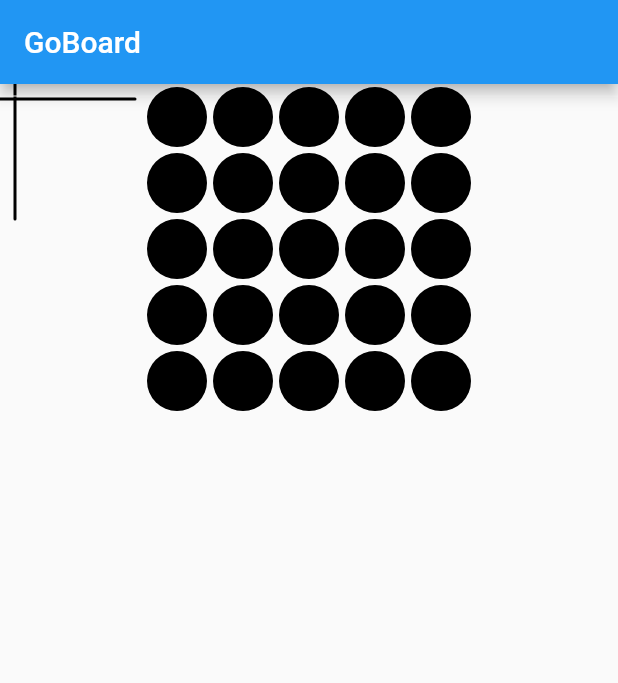
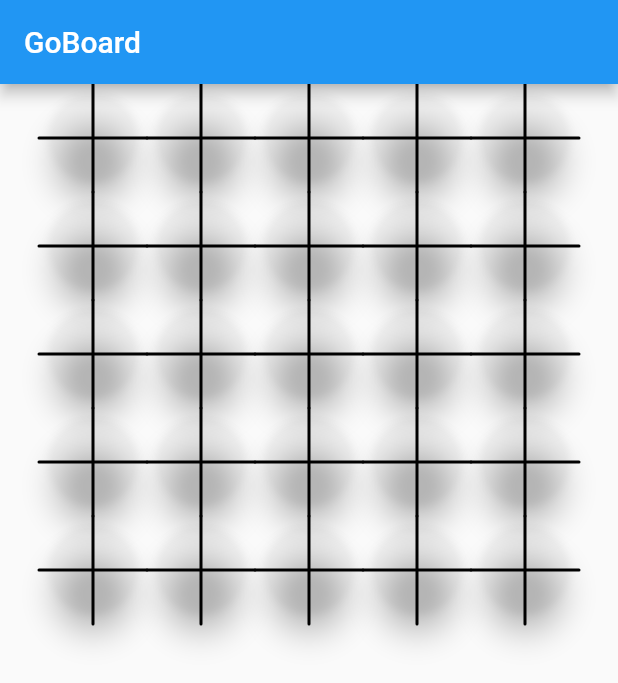
Before and after one commit to Kugl/goboard, a Flutter app: the screen it shows after launch, on a phone screen of 412 x 824 dp. Shown: the top 683 px of the screen. Run offline on Flutter 3.47's test engine with Material 2 defaults, Android fonts, the phone set to English and light mode, and no system bars.

Commit message:
various fixes

```diff
--- /dev/null
+++ b/go_board/lib/cross.dart
@@ -0,0 +1,58 @@
+import 'package:flutter/material.dart';
+
+enum CrossOrientation { left, right }
+
+class Cross extends StatelessWidget {
+  final Widget child;
+  final CrossOrientation orientation;
+  Cross({this.orientation, this.child});
+
+  @override
+  Widget build(BuildContext context) {
+    return Container(
+      child: Stack(children: [
+        CustomPaint(painter: DrawCross(orientation: orientation), child: child),
+      ]),
+    );
+  }
+}
+
+class DrawCross extends CustomPainter {
+  Paint _paint;
+  final CrossOrientation orientation;
+
+  DrawCross({this.orientation}) {
+    _paint = Paint()
+      ..color = Colors.black
+      ..strokeWidth = 2
+      ..strokeCap = StrokeCap.round;
+  }
+
+  @override
+  void paint(Canvas canvas, Size size) {
+    switch (this.orientation) {
+      case CrossOrientation.right:
+        canvas.drawLine(Offset(0, size.height / 2),
+            Offset(size.width / 2, size.height / 2), _paint);
+        canvas.drawLine(Offset(size.width / 2, 0),
+            Offset(size.width / 2, size.height), _paint);
+        break;
+      case CrossOrientation.left:
+        canvas.drawLine(Offset(size.width / 2, size.height / 2),
+            Offset(size.width, size.height / 2), _paint);
+        canvas.drawLine(Offset(size.width / 2, 0),
+            Offset(size.width / 2, size.height), _paint);
+        break;
+      default:
+        canvas.drawLine(Offset(0, size.height / 2),
+            Offset(size.width, size.height / 2), _paint);
+        canvas.drawLine(Offset(size.width / 2, 0),
+            Offset(size.width / 2, size.height), _paint);
+    }
+  }
+
+  @override
+  bool shouldRepaint(CustomPainter oldDelegate) {
+    return false;
+  }
+}
--- a/go_board/lib/draw.dart
+++ /dev/null
@@ -1,39 +0,0 @@
-import 'package:flutter/material.dart';
-
-class Cross extends StatelessWidget {
-  @override
-  Widget build(BuildContext context) {
-    return Expanded(
-      child: Container(
-        child: Stack(children: [
-          CustomPaint(painter: DrawCross()),
-          Divider(
-            color: Colors.white,
-          ),
-        ]),
-      ),
-    );
-  }
-}
-
-class DrawCross extends CustomPainter {
-  Paint _paint;
-
-  DrawCross() {
-    _paint = Paint()
-      ..color = Colors.black
-      ..strokeWidth = 2
-      ..strokeCap = StrokeCap.round;
-  }
-
-  @override
-  void paint(Canvas canvas, Size size) {
-    canvas.drawLine(Offset(-90.0, 10.0), Offset(90.0, 10.0), _paint);
-    canvas.drawLine(Offset(10.0, -90.0), Offset(10.0, 90.0), _paint);
-  }
-
-  @override
-  bool shouldRepaint(CustomPainter oldDelegate) {
-    return false;
-  }
-}
--- a/go_board/lib/main.dart
+++ b/go_board/lib/main.dart
@@ -1,6 +1,6 @@
 import 'package:flutter/material.dart';
 
-import 'draw.dart';
+import 'cross.dart';
 
 void main() {
   runApp(MyApp());
@@ -13,13 +13,97 @@ class MyApp extends StatelessWidget {
     return MaterialApp(
       title: 'GoBoard',
       home: Scaffold(
-          appBar: AppBar(
-            title: Text("GoBoard"),
+        appBar: AppBar(
+          title: Text("GoBoard"),
+        ),
+        body: Stack(children: [
+          Game(),
+        ]),
+      ),
+    );
+  }
+}
+
+enum StoneColor { black, white, none }
+
+class Stone extends StatelessWidget {
+  StoneColor color;
+  BoardCoordiante coordinates;
+  List<BoardCoordiante> neighbors;
+  Stone({this.color = StoneColor.none, @required this.coordinates});
+  defineNeighbors() {}
+  Color pickStoneColor(StoneColor col) {
+    switch (col) {
+      case StoneColor.black:
+        return Colors.black;
+        break;
+      case StoneColor.white:
+        return Colors.white;
+        break;
+      default:
+        return Colors.transparent;
+    }
+  }
+
+  @override
+  Widget build(BuildContext context) {
+    return FloatingActionButton(
+      backgroundColor: pickStoneColor(color),
+      //TODO: change first 8 to null
+      elevation: (color == StoneColor.none) ? 8 : 8,
+      onPressed: () {},
+    );
+  }
+}
+
+class BoardCoordiante {
+  int xcoordinate;
+  int ycoordinate;
+  BoardCoordiante(this.xcoordinate, this.ycoordinate);
+}
+
+class Game extends StatefulWidget {
+  @override
+  _GameState createState() => _GameState();
+}
+
+class _GameState extends State<Game> {
+  int boardSize = 9;
+  Map<BoardCoordiante, Stone> boardState = Map<BoardCoordiante, Stone>();
+  @override
+  Widget build(BuildContext context) {
+    print("I got here");
+    for (var x = 0; x < boardSize; x++) {
+      for (var y = 0; y < boardSize; y++) {
+        BoardCoordiante coord = BoardCoordiante(x, y);
+        boardState[coord] = Stone(
+          color: StoneColor.none,
+          coordinates: coord,
+        );
+      }
+    }
+    print("State");
+    print(boardState);
+    return Grid();
+  }
+}
+
+class Cell extends StatelessWidget {
+  @override
+  Widget build(BuildContext context) {
+    return Container(
+      decoration: BoxDecoration(),
+      child: Cross(
+        //TODO: fix
+        //orientation: CrossOrientation.right,
+        child: Padding(
+          padding: const EdgeInsets.all(8.0),
+          child: Stone(
+            coordinates: null,
+            color: StoneColor.none,
           ),
-          body: Stack(children: [
-            Cross(),
-            Grid(),
-          ])),
+        ),
+      ),
     );
   }
 }
@@ -52,31 +136,8 @@ class Grid extends StatelessWidget {
     List<Widget> list = new List();
     for (var i = items; i >= 1; i--) {
       //TODO: Change to dynamic
-      list.add(Stone());
+      list.add(Cell());
     }
     return list;
   }
 }
-
-class Stone extends StatelessWidget {
-  @override
-  Widget build(BuildContext context) {
-    return Container(
-      child: Padding(
-        padding: const EdgeInsets.all(2.0),
-        child: CircleAvatar(
-          backgroundColor: Colors.black,
-        ),
-      ),
-    );
-  }
-}
-
-class StoneDiv extends StatelessWidget {
-  @override
-  Widget build(BuildContext context) {
-    return Container(
-      child: Padding(padding: const EdgeInsets.all(2.0), child: Divider()),
-    );
-  }
-}
```
